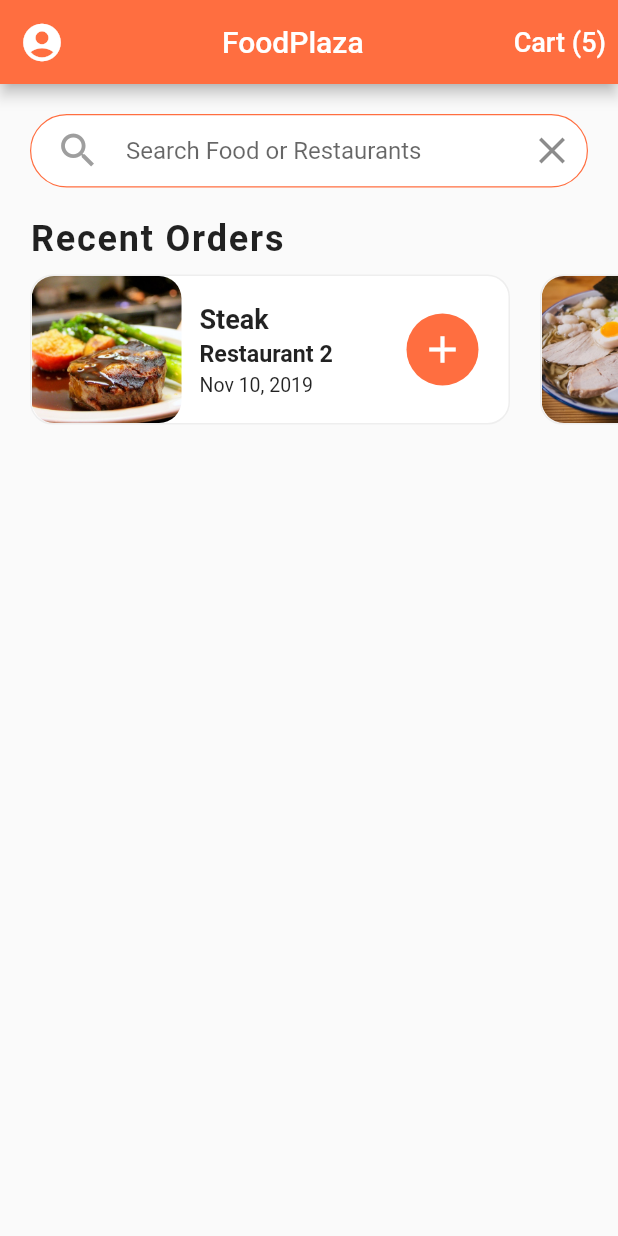
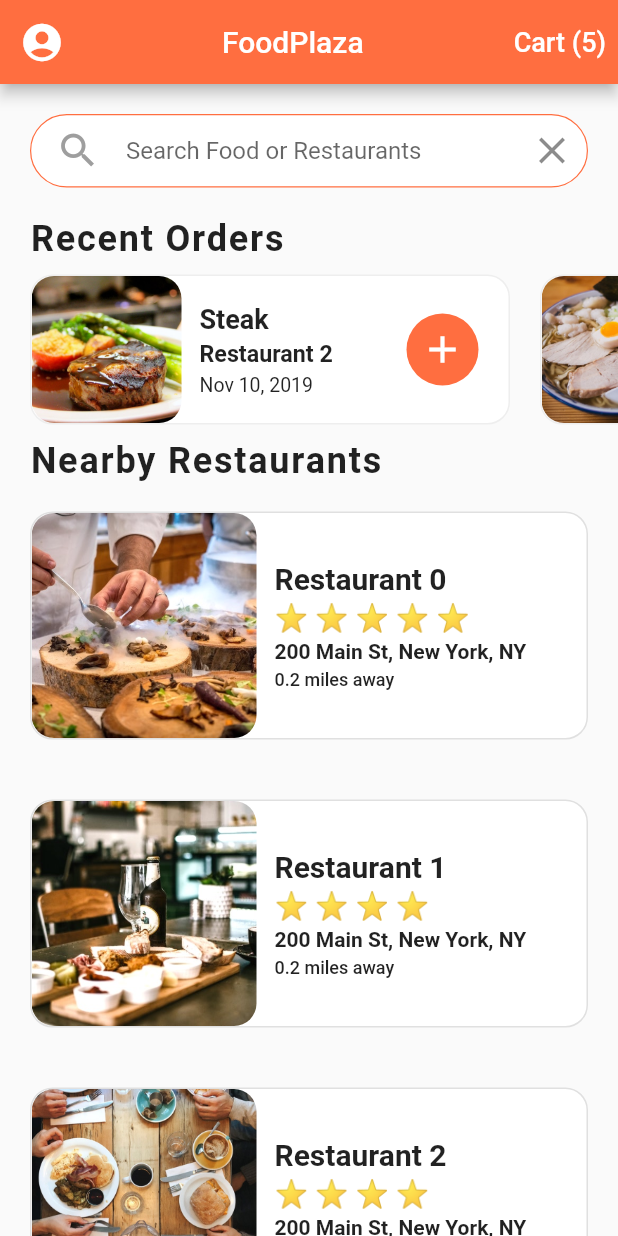
Before and after one commit to vkashegde/food-delivery-app, a Flutter app: the screen it shows after launch, on a phone screen of 412 x 824 dp. Run offline on Flutter 3.47's test engine with Material 2 defaults, Android fonts, the phone set to English and light mode, and no system bars.

Commit message:
nearby restaurants list added

```diff
--- a/lib/screens/home_screen.dart
+++ b/lib/screens/home_screen.dart
@@ -1,5 +1,7 @@
 import 'package:flutter/material.dart';
 import 'package:flutter_food_delivery_ui/data/data.dart';
+import 'package:flutter_food_delivery_ui/models/restaurant.dart';
+import 'package:flutter_food_delivery_ui/widgets/rating_stars.dart';
 import 'package:flutter_food_delivery_ui/widgets/recent_orders.dart';
 
 class HomeScreen extends StatefulWidget {
@@ -8,6 +10,74 @@ class HomeScreen extends StatefulWidget {
 }
 
 class _HomeScreenState extends State<HomeScreen> {
+  _buildRestaurants() {
+    List<Widget> restaurantList = [];
+    restaurants.forEach((Restaurant restaurant) {
+      restaurantList.add(
+        Container(
+          margin: EdgeInsets.symmetric(horizontal: 20, vertical: 20),
+          decoration: BoxDecoration(
+              color: Colors.white,
+              borderRadius: BorderRadius.circular(15),
+              border: Border.all(width: 1, color: Colors.grey[300])),
+          child: Row(
+            children: [
+              ClipRRect(
+                borderRadius: BorderRadius.circular(15),
+                child: Image(
+                  image: AssetImage(restaurant.imageUrl),
+                  height: 150,
+                  width: 150,
+                  fit: BoxFit.cover,
+                ),
+              ),
+              Container(
+                margin: EdgeInsets.all(12),
+                child: Column(
+                  mainAxisAlignment: MainAxisAlignment.center,
+                  crossAxisAlignment: CrossAxisAlignment.start,
+                  children: [
+                    Text(
+                      restaurant.name,
+                      style:
+                          TextStyle(fontSize: 20, fontWeight: FontWeight.bold),
+                      overflow: TextOverflow.ellipsis,
+                    ),
+                    SizedBox(
+                      height: 4.0,
+                    ),
+                    RatingStars(restaurant.rating),
+                    SizedBox(
+                      height: 4.0,
+                    ),
+                    Text(
+                      restaurant.address,
+                      style:
+                          TextStyle(fontSize: 14, fontWeight: FontWeight.w600),
+                      overflow: TextOverflow.ellipsis,
+                    ),
+                    SizedBox(
+                      height: 4.0,
+                    ),
+                    Text(
+                      '0.2 miles away',
+                      style:
+                          TextStyle(fontSize: 12, fontWeight: FontWeight.w500),
+                      overflow: TextOverflow.ellipsis,
+                    )
+                  ],
+                ),
+              )
+            ],
+          ),
+        ),
+      );
+    });
+    return Column(
+      children: restaurantList,
+    );
+  }
+
   @override
   Widget build(BuildContext context) {
     return Scaffold(
@@ -63,7 +133,23 @@ class _HomeScreenState extends State<HomeScreen> {
                   )),
             ),
           ),
-          RecentOrders()
+          RecentOrders(),
+          Column(
+            crossAxisAlignment: CrossAxisAlignment.start,
+            children: [
+              Padding(
+                padding: EdgeInsets.symmetric(horizontal: 20),
+                child: Text(
+                  'Nearby Restaurants',
+                  style: TextStyle(
+                      fontSize: 24,
+                      fontWeight: FontWeight.w600,
+                      letterSpacing: 1.2),
+                ),
+              ),
+              _buildRestaurants()
+            ],
+          )
         ],
       ),
     );
--- /dev/null
+++ b/lib/widgets/rating_stars.dart
@@ -0,0 +1,17 @@
+import 'package:flutter/cupertino.dart';
+
+class RatingStars extends StatelessWidget {
+  final int rating;
+  RatingStars(this.rating);
+  @override
+  Widget build(BuildContext context) {
+    String stars = '';
+    for (int i = 0; i < rating; i++) {
+      stars += '⭐️ ';
+    }
+    return Text(
+      stars,
+      style: TextStyle(fontSize: 18),
+    );
+  }
+}
```
